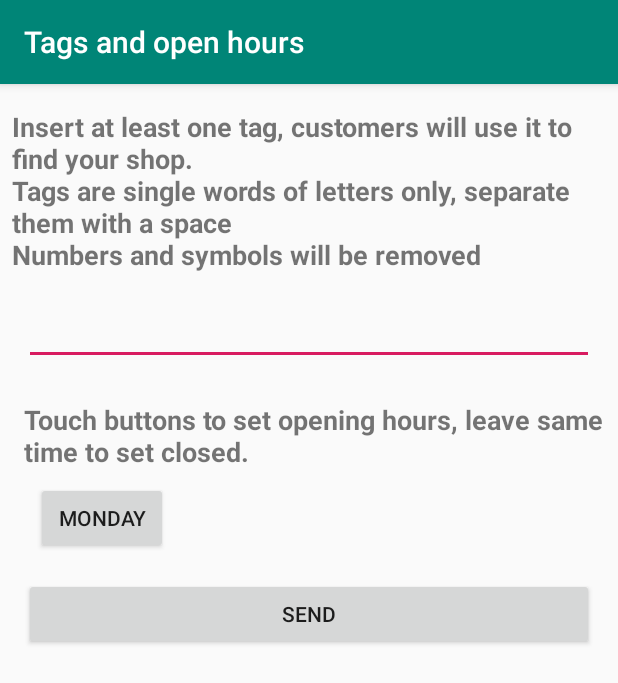
After one commit to Riccardo95Facchini/Reservation, an Android app: the ShopTagHoursActivity screen opened directly, with no data from a screen before it, on a phone screen of 412 x 824 dp. The commit adds this screen. Shown: the top 683 px of the screen. Run offline under Robolectric (Android 15) with nearby library versions, the phone set to English and light mode, and no system bars; our stand-ins replace Firebase (no records; nobody signed in at launch, a user with empty details on screens opened directly).

Commit message:
Added selection of opening hours

```diff
--- a/app/src/main/java/facchini/riccardo/reservation/CreateShopActivity.java
+++ b/app/src/main/java/facchini/riccardo/reservation/CreateShopActivity.java
@@ -224,7 +224,7 @@ public class CreateShopActivity extends AppCompatActivity
 
     private void continueToTags()
     {
-        Intent intent = new Intent(this, ShopTagActivity.class);
+        Intent intent = new Intent(this, ShopTagHoursActivity.class);
         intent.putExtra("uid", uid)
                 .putExtra("name", shopNameText.getText().toString().trim())
                 .putExtra("address1", address1Text.getText().toString().trim())
--- /dev/null
+++ b/app/src/main/java/facchini/riccardo/reservation/ShopTagHoursActivity.java
@@ -0,0 +1,277 @@
+package facchini.riccardo.reservation;
+
+import android.app.AlertDialog;
+import android.content.DialogInterface;
+import android.content.Intent;
+import android.support.annotation.NonNull;
+import android.support.v7.app.AppCompatActivity;
+import android.os.Bundle;
+import android.view.View;
+import android.widget.ArrayAdapter;
+import android.widget.Button;
+import android.widget.EditText;
+import android.widget.Spinner;
+import android.widget.Toast;
+
+import com.google.android.gms.tasks.OnFailureListener;
+import com.google.android.gms.tasks.OnSuccessListener;
+import com.google.firebase.firestore.CollectionReference;
+import com.google.firebase.firestore.DocumentSnapshot;
+import com.google.firebase.firestore.FirebaseFirestore;
+
+import java.sql.Time;
+import java.util.ArrayList;
+import java.util.Arrays;
+import java.util.HashMap;
+import java.util.Map;
+
+public class ShopTagHoursActivity extends AppCompatActivity
+{
+    //Firestore
+    private FirebaseFirestore db;
+    private CollectionReference shopsReference;
+    private CollectionReference tagsReference;
+
+    //UI
+    //Buttons
+    private Button sendButton, mondayButton;
+    //EditText
+    private EditText tagsText;
+
+    private ArrayList<String> tags;
+    private String uid, mail, phone, name, address1, address2, city, zip;
+
+    private ArrayAdapter<String> adapter;
+
+    @Override
+    protected void onCreate(Bundle savedInstanceState)
+    {
+        super.onCreate(savedInstanceState);
+        setContentView(R.layout.activity_shop_tag_hours);
+
+
+        getIntentAndExtras(getIntent());
+
+        getUI();
+
+        sendButton.setOnClickListener(new View.OnClickListener()
+        {
+            @Override
+            public void onClick(View v)
+            {
+                if (storeTags())
+                {
+                    sendData();
+                } else
+                {
+                    runOnUiThread(new Runnable()
+                    {
+                        @Override
+                        public void run()
+                        {
+                            tagsText.setHint(getString(R.string.noTagWarning));
+                        }
+                    });
+                }
+            }
+        });
+    }
+
+    private void getUI()
+    {
+        sendButton = findViewById(R.id.sendButton);
+        mondayButton = findViewById(R.id.mondayButton);
+        tagsText = findViewById(R.id.tagsText);
+
+        createSpinnerAdapter();
+
+        mondayButton.setOnClickListener(new View.OnClickListener()
+        {
+            @Override
+            public void onClick(View v)
+            {
+                AlertDialog.Builder builder = new AlertDialog.Builder(ShopTagHoursActivity.this);
+                View view = getLayoutInflater().inflate(R.layout.alert_opening_hours, null);
+                builder.setTitle("Monday hours");
+                final Spinner timeSpinner1 = view.findViewById(R.id.timeSpinner1);
+                final Spinner timeSpinner2 = view.findViewById(R.id.timeSpinner2);
+                final Spinner timeSpinner3 = view.findViewById(R.id.timeSpinner3);
+                final Spinner timeSpinner4 = view.findViewById(R.id.timeSpinner4);
+                timeSpinner1.setAdapter(adapter);
+                timeSpinner2.setAdapter(adapter);
+                timeSpinner3.setAdapter(adapter);
+                timeSpinner4.setAdapter(adapter);
+
+                builder.setPositiveButton("Set", new DialogInterface.OnClickListener()
+                {
+                    @Override
+                    public void onClick(DialogInterface dialog, int which)
+                    {
+                        int t1 = timeSpinner1.getSelectedItemPosition();
+                        int t2 = timeSpinner2.getSelectedItemPosition();
+                        int t3 = timeSpinner3.getSelectedItemPosition();
+                        int t4 = timeSpinner4.getSelectedItemPosition();
+
+                        if (!(t1 <= t2 && t1 <= t3 && t3 <= t4 && t2 <= t3))
+                            Toast.makeText(ShopTagHoursActivity.this, "Wrong times selected, try again", Toast.LENGTH_LONG).show();
+                        else
+                        {
+                            tagsText.setText(String.format("%s %s\n%s %s", timeSpinner1.getSelectedItem().toString(), timeSpinner2.getSelectedItem().toString(), timeSpinner3.getSelectedItem().toString(), timeSpinner4.getSelectedItem().toString()));
+                        }
+                        dialog.dismiss();
+                    }
+                }).setNegativeButton("Cancel", new DialogInterface.OnClickListener()
+                {
+                    @Override
+                    public void onClick(DialogInterface dialog, int which)
+                    {
+                        dialog.dismiss();
+                    }
+                });
+                builder.setView(view);
+                builder.show();
+            }
+        });
+
+    }
+
+    private void createSpinnerAdapter()
+    {
+        ArrayList<String> spinnerText = new ArrayList<>();
+        final String oClock = ":00";
+        final String quarter = ":15";
+        final String half = ":30";
+        final String quarterTo = ":45";
+
+        for (int hours = 0; hours < 24; hours++)
+        {
+            if (hours < 10)
+            {
+                spinnerText.add("0" + hours + oClock);
+                spinnerText.add("0" + hours + quarter);
+                spinnerText.add("0" + hours + half);
+                spinnerText.add("0" + hours + quarterTo);
+            } else
+            {
+                spinnerText.add(hours + oClock);
+                spinnerText.add(hours + quarter);
+                spinnerText.add(hours + half);
+                spinnerText.add(hours + quarterTo);
+            }
+        }
+        adapter = new ArrayAdapter<>(ShopTagHoursActivity.this, android.R.layout.simple_spinner_item, spinnerText);
+        adapter.setDropDownViewResource(android.R.layout.simple_spinner_item);
+    }
+
+    private boolean checkHours(int t1, int t2, int t3, int t4)
+    {
+        return t1 <= t2 && t1 <= t3 && t3 <= t4 && t2 <= t3;
+    }
+
+    private void getIntentAndExtras(Intent intent)
+    {
+        uid = intent.getStringExtra("uid");
+        mail = intent.getStringExtra("mail");
+        phone = intent.getStringExtra("phone");
+        name = intent.getStringExtra("name");
+        address1 = intent.getStringExtra("address1");
+        address2 = intent.getStringExtra("address2");
+        city = intent.getStringExtra("city");
+        zip = intent.getStringExtra("zip");
+    }
+
+    /**
+     * Parses the text for the tags and stores them in an ArrayList
+     *
+     * @return false if no tag is found, true otherwise
+     */
+    private boolean storeTags()
+    {
+        String parsedString = tagsText.getText().toString()
+                .replaceAll("[^a-zA-Z\\s]", "")
+                .replaceAll("\\s+", " ")
+                .toLowerCase().trim();
+
+        if (!parsedString.isEmpty())
+        {
+            tags = new ArrayList<>(Arrays.asList(parsedString.split("\\s", 0)));
+            return true;
+        } else
+            return false;
+    }
+
+    /**
+     * Sends the new shop and its tag to the database
+     */
+    private void sendData()
+    {
+        db = FirebaseFirestore.getInstance();
+        shopsReference = db.collection("shops");
+        Shop newShop = new Shop(uid, name, mail, address1, address2, city, zip, phone, tags);
+        shopsReference.document(uid).set(newShop);
+
+        tagsReference = db.collection("tags");
+        for (String t : tags)
+            checkCustomerExists(t);
+    }
+
+    /**
+     * Checks if the tag already exists in the database,
+     * it's used to decide whether to update an existing document in the database or insert a new one
+     *
+     * @param t Name of the document/tag
+     */
+    private void checkCustomerExists(final String t)
+    {
+        tagsReference.document(t).get().addOnSuccessListener(new OnSuccessListener<DocumentSnapshot>()
+        {
+            @Override
+            public void onSuccess(DocumentSnapshot documentSnapshot)
+            {
+                if (documentSnapshot.exists())
+                    updateDocumentTag(t);
+                else
+                    createDocumentTag(t);
+            }
+        }).addOnFailureListener(new OnFailureListener()
+        {
+            @Override
+            public void onFailure(@NonNull Exception e)
+            {
+                Toast.makeText(ShopTagHoursActivity.this, "Something went wrong", Toast.LENGTH_SHORT).show();
+            }
+        });
+    }
+
+    /**
+     * Creates a document for a new tag in the database,
+     * also places a useless field inside of it because Firestore doesn't allow for empty documents
+     *
+     * @param t Name of the document/tag
+     */
+    private void createDocumentTag(final String t)
+    {
+        Map<String, Object> docData = new HashMap<>();
+        docData.put("created", "");
+        tagsReference.document(t).set(docData).addOnSuccessListener(new OnSuccessListener<Void>()
+        {
+            @Override
+            public void onSuccess(Void aVoid)
+            {
+                updateDocumentTag(t);
+            }
+        });
+
+    }
+
+    /**
+     * Updates an existing document
+     *
+     * @param t Name of the document/tag
+     */
+    private void updateDocumentTag(String t)
+    {
+        tagsReference.document(t).update(uid, uid);
+    }
+
+}
--- a/app/src/main/res/layout/activity_shop_tag.xml
+++ b/app/src/main/res/layout/activity_shop_tag_hours.xml
@@ -4,7 +4,7 @@
     xmlns:tools="http://schemas.android.com/tools"
     android:layout_width="match_parent"
     android:layout_height="match_parent"
-    tools:context=".ShopTagActivity">
+    tools:context=".ShopTagHoursActivity">
 
     <ScrollView
         android:layout_width="match_parent"
@@ -15,8 +15,10 @@
         android:layout_marginBottom="8dp"
         app:layout_constraintBottom_toBottomOf="parent"
         app:layout_constraintEnd_toEndOf="parent"
+        app:layout_constraintHorizontal_bias="0.0"
         app:layout_constraintStart_toStartOf="parent"
-        app:layout_constraintTop_toTopOf="parent">
+        app:layout_constraintTop_toTopOf="parent"
+        app:layout_constraintVertical_bias="0.0">
 
         <android.support.constraint.ConstraintLayout
             android:id="@+id/constraintAddTag"
@@ -46,8 +48,9 @@
                 android:layout_marginEnd="8dp"
                 android:text="@string/sendButtonText"
                 app:layout_constraintEnd_toEndOf="parent"
+                app:layout_constraintHorizontal_bias="0.0"
                 app:layout_constraintStart_toStartOf="parent"
-                app:layout_constraintTop_toBottomOf="@+id/tagsText" />
+                app:layout_constraintTop_toBottomOf="@+id/mondayButton" />
 
             <EditText
                 android:id="@+id/tagsText"
@@ -63,6 +66,27 @@
                 app:layout_constraintStart_toStartOf="parent"
                 app:layout_constraintTop_toBottomOf="@+id/tagsTextView" />
 
+            <TextView
+                android:id="@+id/hoursText"
+                android:layout_width="wrap_content"
+                android:layout_height="wrap_content"
+                android:layout_marginTop="24dp"
+                android:text="@string/hoursText"
+                android:textSize="18sp"
+                android:textStyle="bold"
+                app:layout_constraintStart_toStartOf="@+id/tagsText"
+                app:layout_constraintTop_toBottomOf="@+id/tagsText" />
+
+            <Button
+                android:id="@+id/mondayButton"
+                android:layout_width="wrap_content"
+                android:layout_height="wrap_content"
+                android:layout_marginStart="8dp"
+                android:layout_marginTop="8dp"
+                android:text="@string/mondayText"
+                app:layout_constraintStart_toStartOf="@+id/hoursText"
+                app:layout_constraintTop_toBottomOf="@+id/hoursText" />
+
         </android.support.constraint.ConstraintLayout>
     </ScrollView>
 
```
Also changed, not shown: app/src/main/AndroidManifest.xml (+4 -3 lines), app/src/main/java/facchini/riccardo/reservation/ShopTagActivity.java (deleted, +0 -183 lines), app/src/main/java/facchini/riccardo/reservation/TimePickerFragment.java (added, +17 -0 lines), app/src/main/res/layout/alert_opening_hours.xml (added, +60 -0 lines), app/src/main/res/values/strings.xml (+10 -1 lines).
